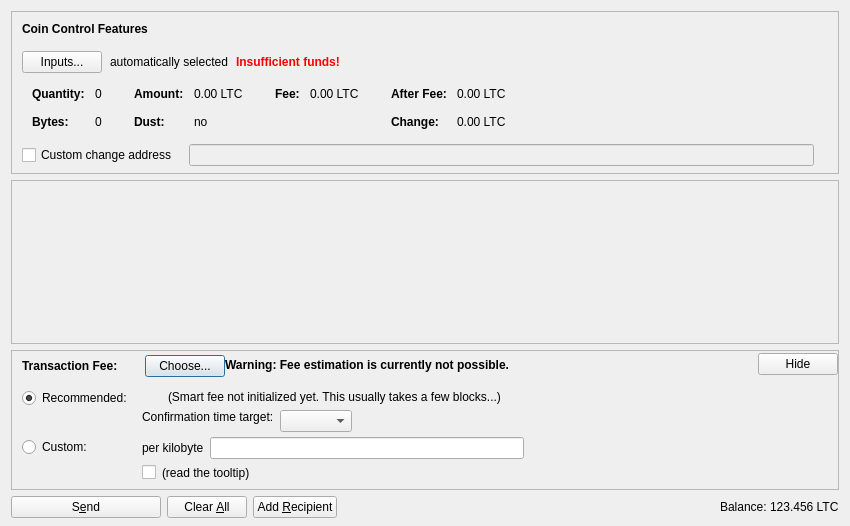
Before: the Qt Designer form src/qt/forms/sendcoinsdialog.ui in JoffreyB31/ApsioCoin, drawn with Qt 5.
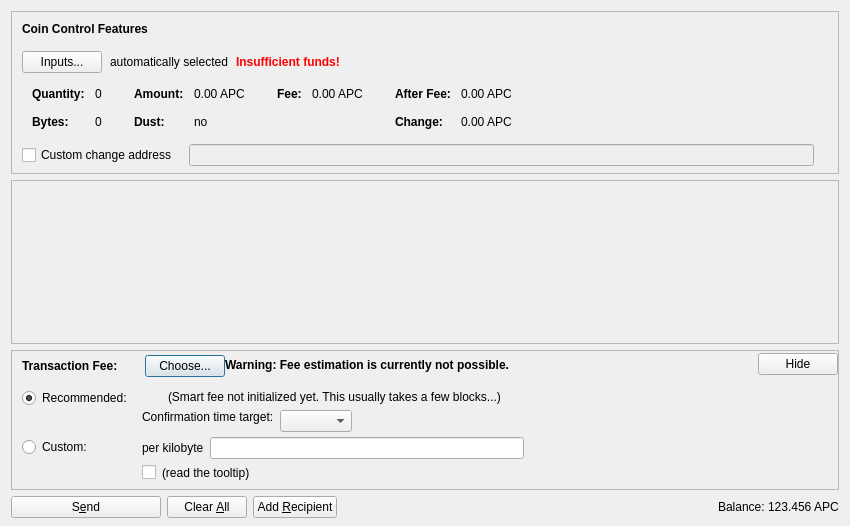
After: the same form once the commit is applied. Icons and pictures are not drawn. Custom widgets are drawn as their Qt base class.

Diff of the .ui file:
```diff
--- a/src/qt/forms/sendcoinsdialog.ui
+++ b/src/qt/forms/sendcoinsdialog.ui
@@ -324,7 +324,7 @@
                   <enum>Qt::ActionsContextMenu</enum>
                  </property>
                  <property name="text">
-                  <string notr="true">0.00 LTC</string>
+                  <string notr="true">0.00 APC</string>
                  </property>
                  <property name="textInteractionFlags">
                   <set>Qt::LinksAccessibleByMouse|Qt::TextSelectableByKeyboard|Qt::TextSelectableByMouse</set>
@@ -404,7 +404,7 @@
                   <enum>Qt::ActionsContextMenu</enum>
                  </property>
                  <property name="text">
-                  <string notr="true">0.00 LTC</string>
+                  <string notr="true">0.00 APC</string>
                  </property>
                  <property name="textInteractionFlags">
                   <set>Qt::LinksAccessibleByMouse|Qt::TextSelectableByKeyboard|Qt::TextSelectableByMouse</set>
@@ -455,7 +455,7 @@
                   <enum>Qt::ActionsContextMenu</enum>
                  </property>
                  <property name="text">
-                  <string notr="true">0.00 LTC</string>
+                  <string notr="true">0.00 APC</string>
                  </property>
                  <property name="textInteractionFlags">
                   <set>Qt::LinksAccessibleByMouse|Qt::TextSelectableByKeyboard|Qt::TextSelectableByMouse</set>
@@ -484,7 +484,7 @@
                   <enum>Qt::ActionsContextMenu</enum>
                  </property>
                  <property name="text">
-                  <string notr="true">0.00 LTC</string>
+                  <string notr="true">0.00 APC</string>
                  </property>
                  <property name="textInteractionFlags">
                   <set>Qt::LinksAccessibleByMouse|Qt::TextSelectableByKeyboard|Qt::TextSelectableByMouse</set>
@@ -1237,7 +1237,7 @@
           <cursorShape>IBeamCursor</cursorShape>
          </property>
          <property name="text">
-          <string notr="true">123.456 LTC</string>
+          <string notr="true">123.456 APC</string>
          </property>
          <property name="textInteractionFlags">
           <set>Qt::LinksAccessibleByMouse|Qt::TextSelectableByKeyboard|Qt::TextSelectableByMouse</set>
```
Left out of the diff: 4 changed lines with no effect on the pictures.
